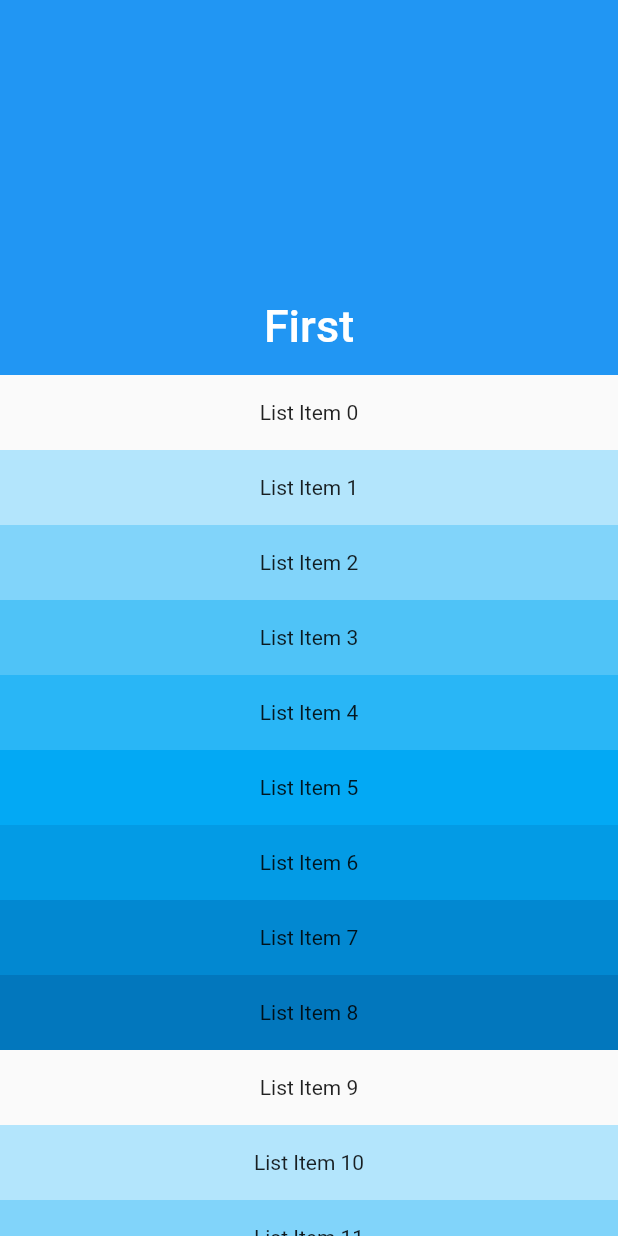
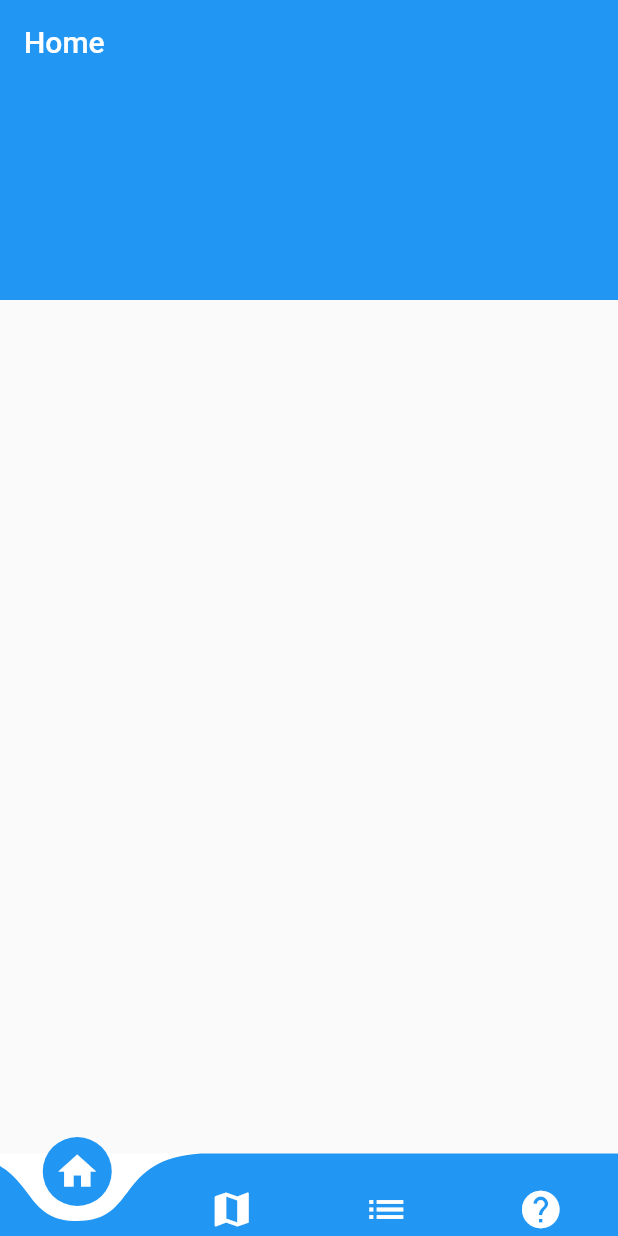
Before and after one commit to Venki889220/flutter, a Flutter app: the screen it shows after launch, on a phone screen of 412 x 824 dp. Run offline on Flutter 3.47's test engine with Material 2 defaults, Android fonts, the phone set to English and light mode, and no system bars; drawn by our look-alikes of curved_navigation_bar.

Commit message:
Tabbar done with customization

```diff
--- a/lib/main.dart
+++ b/lib/main.dart
@@ -1,3 +1,4 @@
+import 'package:curved_navigation_bar/curved_navigation_bar.dart';
 import 'package:flutter/material.dart';
 
 void main() => runApp(MyApp());
@@ -8,6 +9,9 @@ class MyApp extends StatelessWidget {
   Widget build(BuildContext context) {
     return MaterialApp(
       debugShowCheckedModeBanner: false,
+      theme: ThemeData(
+        primarySwatch: Colors.blue,
+      ),
       home: MyHomePage(),
     );
   }
@@ -23,29 +27,29 @@ class _MyHomePageState extends State<MyHomePage> {
   @override
   Widget build(BuildContext context) {
     return Scaffold(
+      bottomNavigationBar: CurvedNavigationBar(
+        backgroundColor: Colors.white,
+        color: Colors.blue,
+        height: 55.0,
+        animationDuration: Duration(
+          milliseconds: 200,
+        ),
+        items: <Widget>[
+          Icon(Icons.home, size: 30,color: Colors.white,),
+          Icon(Icons.map, size: 30,color: Colors.white,),
+          Icon(Icons.list, size: 30,color: Colors.white,),
+          Icon(Icons.help, size: 30,color: Colors.white,),
+        ],
+        onTap: (index) {
+          //Handle button tap
+        },
+      ),
       body: CustomScrollView(
         slivers: <Widget>[
-          const SliverAppBar(
-            pinned: true,
-            expandedHeight: 250.0,
-            flexibleSpace: FlexibleSpaceBar(
-              title: Text('First'),
-              centerTitle: true,
-            ),
-          ),
-          SliverFixedExtentList(
-            itemExtent: 50.0,
-            delegate: SliverChildBuilderDelegate(
-                  (BuildContext context, int index) {
-                return Container(
-                  alignment: Alignment.center,
-                  color: Colors.lightBlue[100 * (index % 9)],
-                  child: Text('List Item $index'),
-                );
-              },
-              childCount: 20,
-            ),
-          ),
+          SliverAppBar(
+            title: Text('Home'),
+            expandedHeight: 200.0,
+          )
         ],
       ),
     );
--- a/pubspec.yaml
+++ b/pubspec.yaml
@@ -23,6 +23,8 @@ dependencies:
   # The following adds the Cupertino Icons font to your application.
   # Use with the CupertinoIcons class for iOS style icons.
   cupertino_icons: ^0.1.2
+  curved_navigation_bar: ^0.3.1
+
 
 dev_dependencies:
   flutter_test:
```
Also changed, not shown: pubspec.lock.
